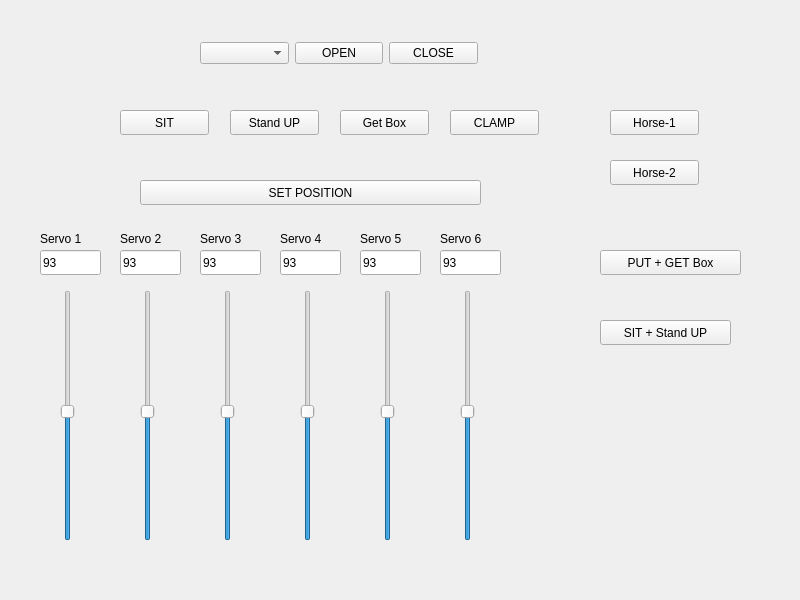
The window that mainwindow.ui (evkuz/qt_linux) describes before a commit, drawn with Qt 5.
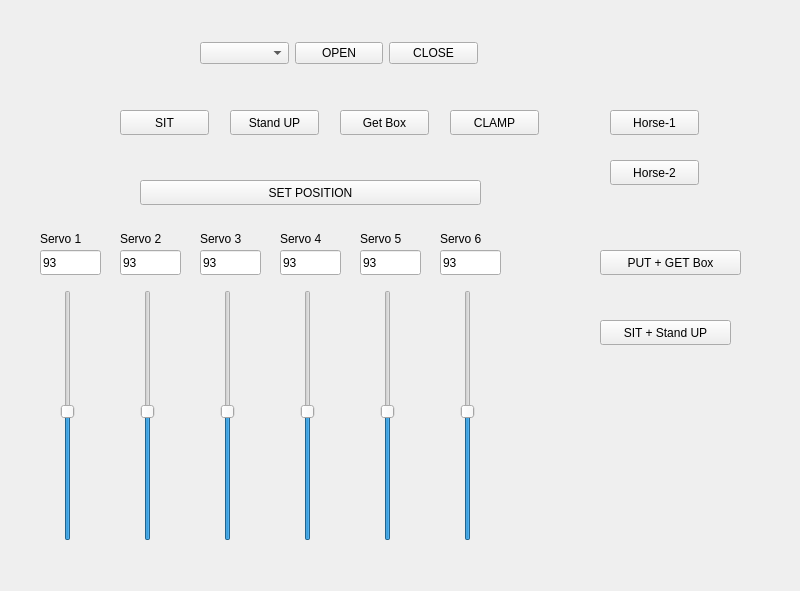
The same window after the commit.

```diff
--- a/mainwindow.ui
+++ b/mainwindow.ui
@@ -7,7 +7,7 @@
     <x>0</x>
     <y>0</y>
     <width>800</width>
-    <height>600</height>
+    <height>591</height>
    </rect>
   </property>
   <property name="windowTitle">
```
